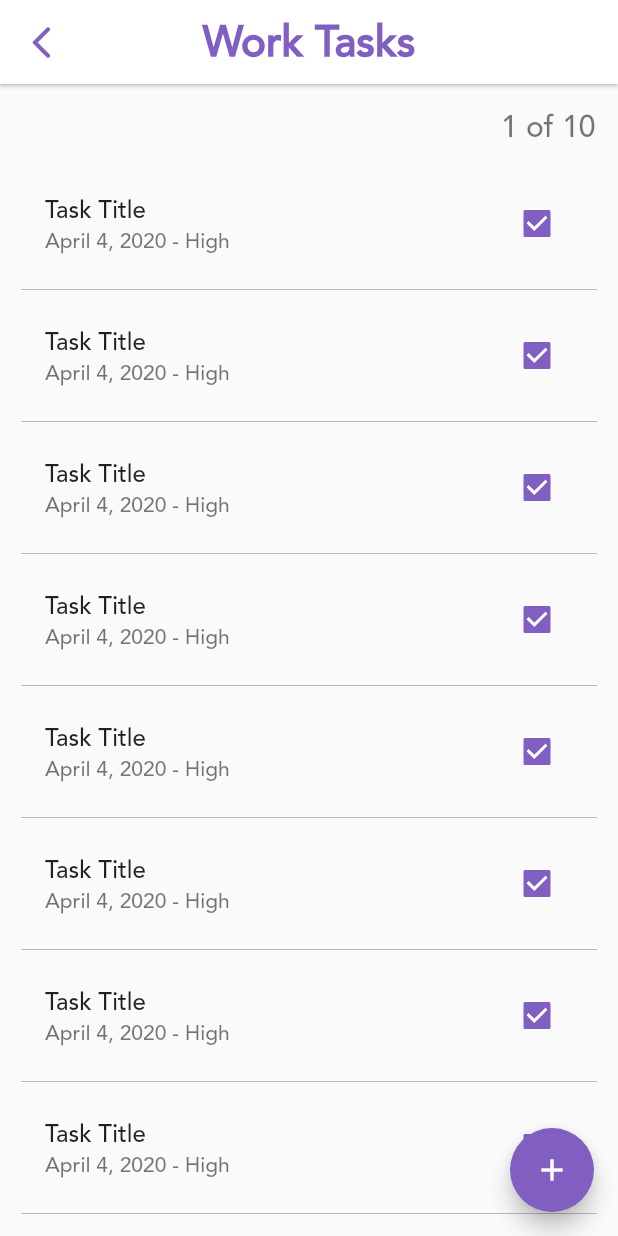
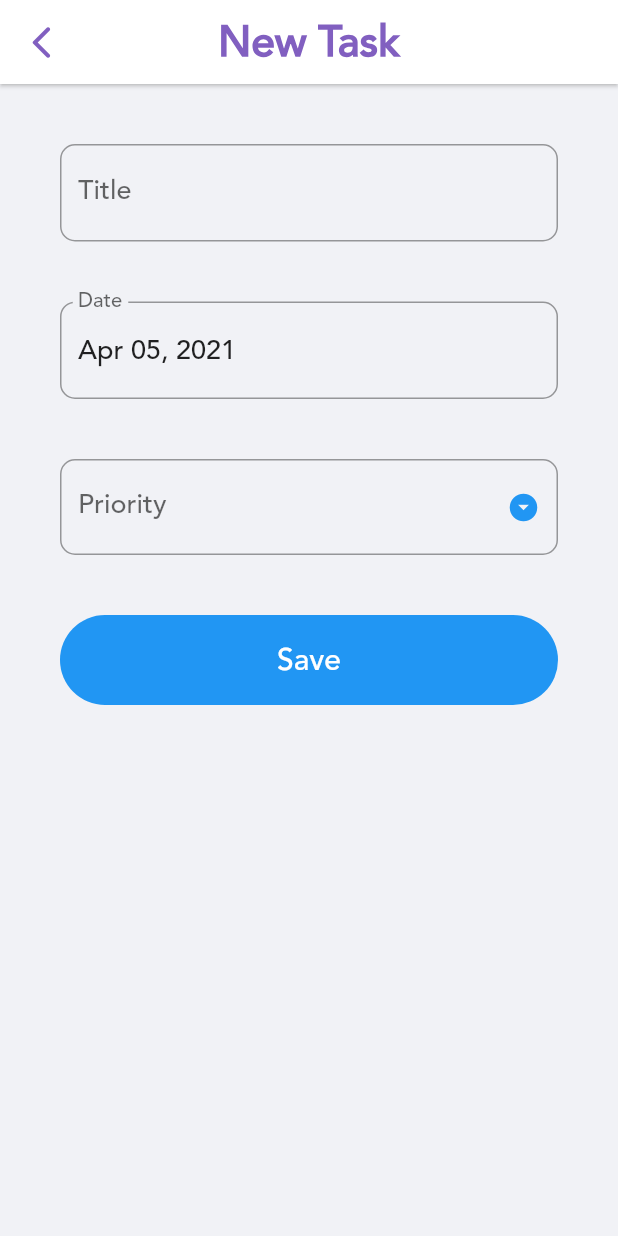
Before and after one commit to viniciussouzacss/Tnotes_app, a Flutter app: the TaskPage screen opened directly, after a tap on the "add" icon, on a phone screen of 412 x 824 dp. Run offline on Flutter 3.47's test engine with Material 2 defaults, Android fonts, the phone set to English and light mode, and no system bars.

Commit message:
feat: add NewTaskPage.

```diff
--- a/lib/pages/HomePage.dart
+++ b/lib/pages/HomePage.dart
@@ -1,12 +1,27 @@
 import 'package:flutter/material.dart';
-import 'package:tnotes_app/pages/TaskPage.dart';
+import 'TaskPage.dart';
+
+Map<int, Color> color = {
+  50: Color.fromRGBO(129, 95, 192, .1),
+  100: Color.fromRGBO(129, 95, 192, .2),
+  200: Color.fromRGBO(129, 95, 192, .3),
+  300: Color.fromRGBO(129, 95, 192, .4),
+  400: Color.fromRGBO(129, 95, 192, .5),
+  500: Color.fromRGBO(129, 95, 192, .6),
+  600: Color.fromRGBO(129, 95, 192, .7),
+  700: Color.fromRGBO(129, 95, 192, .8),
+  800: Color.fromRGBO(129, 95, 192, .9),
+  900: Color.fromRGBO(129, 95, 192, 1),
+};
 
 class HomePage extends StatelessWidget {
   @override
   Widget build(BuildContext context) {
     return MaterialApp(
       debugShowCheckedModeBanner: false,
-      theme: ThemeData(fontFamily: 'avenir'),
+      theme: ThemeData(
+          primarySwatch: MaterialColor(0xff815FC0, color),
+          fontFamily: 'avenir'),
       home: homePage(),
     );
   }
--- /dev/null
+++ b/lib/pages/NewTaskPage.dart
@@ -0,0 +1,211 @@
+import 'package:flutter/material.dart';
+import 'package:intl/intl.dart';
+
+class NewTaskPage extends StatefulWidget {
+  @override
+  _NewTaskPageState createState() => _NewTaskPageState();
+}
+
+class _NewTaskPageState extends State<NewTaskPage> {
+  final _formKey = GlobalKey<FormState>();
+  String _title = '';
+  String _priority;
+  DateTime _date = DateTime.now();
+  TextEditingController _dateController = TextEditingController();
+
+  final DateFormat _dateFormatter = DateFormat('MMM dd, yyyy');
+  final List<String> _priorities = ['Low', 'Medium', 'High'];
+
+  @override
+  void initState() {
+    super.initState();
+    _dateController.text = _dateFormatter.format(_date);
+  }
+
+  @override
+  void dispose() {
+    _dateController.dispose();
+    super.dispose();
+  }
+
+  _handleDatePicker() async {
+    final DateTime date = await showDatePicker(
+      context: context,
+      initialDate: _date,
+      firstDate: DateTime(2000),
+      lastDate: DateTime(2100),
+    );
+    if (date != null && date != _date) {
+      setState(() {
+        _date = date;
+      });
+      _dateController.text = _dateFormatter.format(date);
+    }
+  }
+
+  _submit() {
+    if (_formKey.currentState.validate()) {
+      _formKey.currentState.save();
+      print('$_title, $_date, $_priority');
+
+      //Insert the task to our user's database
+
+      //Update the task
+
+      Navigator.pop(context);
+    }
+  }
+
+  @override
+  Widget build(BuildContext context) {
+    return Scaffold(
+      backgroundColor: Color(0xffF1F2F6),
+      appBar: AppBar(
+        backgroundColor: Colors.white,
+        elevation: 1.0,
+        shadowColor: Color(0xffdbdbdb),
+        centerTitle: true,
+        title: Text(
+          "New Task",
+          style: TextStyle(
+              fontSize: 28,
+              fontWeight: FontWeight.bold,
+              color: Color(0xff815FC0)),
+        ),
+        leading: Builder(
+          builder: (BuildContext context) {
+            return IconButton(
+              icon: Icon(
+                Icons.arrow_back_ios_rounded,
+                color: Color(0xff815FC0),
+                size: 26,
+              ),
+              onPressed: () => Navigator.pop(context),
+              focusColor: Colors.transparent,
+              highlightColor: Colors.transparent,
+              hoverColor: Colors.transparent,
+              splashColor: Colors.transparent,
+            );
+          },
+        ),
+      ),
+      body: GestureDetector(
+        onTap: () => FocusScope.of(context).unfocus(),
+        child: SingleChildScrollView(
+          child: Container(
+            padding: EdgeInsets.symmetric(horizontal: 40.0, vertical: 20.0),
+            child: Column(
+              crossAxisAlignment: CrossAxisAlignment.start,
+              children: <Widget>[
+                Form(
+                  key: _formKey,
+                  child: Column(
+                    children: <Widget>[
+                      Padding(
+                        padding: EdgeInsets.symmetric(vertical: 20.0),
+                        child: TextFormField(
+                          style: TextStyle(
+                            fontSize: 18.0,
+                          ),
+                          decoration: InputDecoration(
+                            labelText: 'Title',
+                            labelStyle: TextStyle(fontSize: 18.0),
+                            border: OutlineInputBorder(
+                              borderRadius: BorderRadius.circular(10.0),
+                            ),
+                          ),
+                          validator: (input) => input.trim().isEmpty
+                              ? 'Please enter a task title'
+                              : null,
+                          onSaved: (input) => _title = input,
+                          initialValue: _title,
+                        ),
+                      ),
+                      Padding(
+                        padding: EdgeInsets.symmetric(vertical: 20.0),
+                        child: TextFormField(
+                          readOnly: true,
+                          controller: _dateController,
+                          style: TextStyle(
+                            fontSize: 18.0,
+                          ),
+                          onTap: _handleDatePicker,
+                          decoration: InputDecoration(
+                            labelText: 'Date',
+                            labelStyle: TextStyle(fontSize: 18.0),
+                            border: OutlineInputBorder(
+                              borderRadius: BorderRadius.circular(10.0),
+                            ),
+                          ),
+                        ),
+                      ),
+                      Padding(
+                        padding: EdgeInsets.symmetric(vertical: 20.0),
+                        child: DropdownButtonFormField(
+                          isDense: true,
+                          icon: Icon(Icons.arrow_drop_down_circle),
+                          iconSize: 22.0,
+                          iconEnabledColor: Theme.of(context).primaryColor,
+                          items: _priorities.map((String priority) {
+                            return DropdownMenuItem(
+                              value: priority,
+                              child: Text(
+                                priority,
+                                style: TextStyle(
+                                  color: Colors.black,
+                                  fontSize: 18.0,
+                                ),
+                              ),
+                            );
+                          }).toList(),
+                          style: TextStyle(
+                            fontSize: 18.0,
+                          ),
+                          decoration: InputDecoration(
+                            labelText: 'Priority',
+                            labelStyle: TextStyle(fontSize: 18.0),
+                            border: OutlineInputBorder(
+                              borderRadius: BorderRadius.circular(10.0),
+                            ),
+                          ),
+                          validator: (input) => _priority == null
+                              ? 'Please enter a priority level'
+                              : null,
+                          onChanged: (value) {
+                            setState(() {
+                              _priority = value;
+                            });
+                          },
+                          value: _priority,
+                        ),
+                      ),
+                      Container(
+                        margin: EdgeInsets.symmetric(vertical: 20.0),
+                        height: 60.0,
+                        width: double.infinity,
+                        decoration: BoxDecoration(
+                          color: Theme.of(context).primaryColor,
+                          borderRadius: BorderRadius.circular(30.0),
+                        ),
+                        child: TextButton(
+                          child: Text(
+                            'Save',
+                            style: TextStyle(
+                              color: Colors.white,
+                              fontSize: 20.0,
+                            ),
+                          ),
+                          onPressed: _submit,
+                        ),
+                      ),
+                    ],
+                  ),
+                ),
+              ],
+            ),
+          ),
+        ),
+      ),
+    );
+  }
+}
--- a/lib/pages/TaskPage.dart
+++ b/lib/pages/TaskPage.dart
@@ -1,5 +1,6 @@
 import 'package:flutter/material.dart';
 import 'HomePage.dart';
+import 'NewTaskPage.dart';
 
 class TaskPage extends StatefulWidget {
   @override
@@ -33,6 +34,7 @@ class _TaskPageState extends State<TaskPage> {
   @override
   Widget build(BuildContext context) {
     return Scaffold(
+      backgroundColor: Color(0xffF1F2F6),
       appBar: AppBar(
         backgroundColor: Colors.white,
         elevation: 1.0,
@@ -91,7 +93,11 @@ class _TaskPageState extends State<TaskPage> {
       floatingActionButton: FloatingActionButton(
         backgroundColor: Color(0xff815FC0),
         child: Icon(Icons.add),
-        onPressed: () => print('Navigate to add task page'),
+        onPressed: () => Navigator.push(
+            context,
+            MaterialPageRoute(
+              builder: (_) => NewTaskPage(),
+            )),
       ),
     );
   }
--- a/pubspec.yaml
+++ b/pubspec.yaml
@@ -28,6 +28,7 @@ dependencies:
   # The following adds the Cupertino Icons font to your application.
   # Use with the CupertinoIcons class for iOS style icons.
   cupertino_icons: ^1.0.2
+  intl: ^0.17.0
 
 dev_dependencies:
   flutter_test:
```
Also changed, not shown: pubspec.lock.
